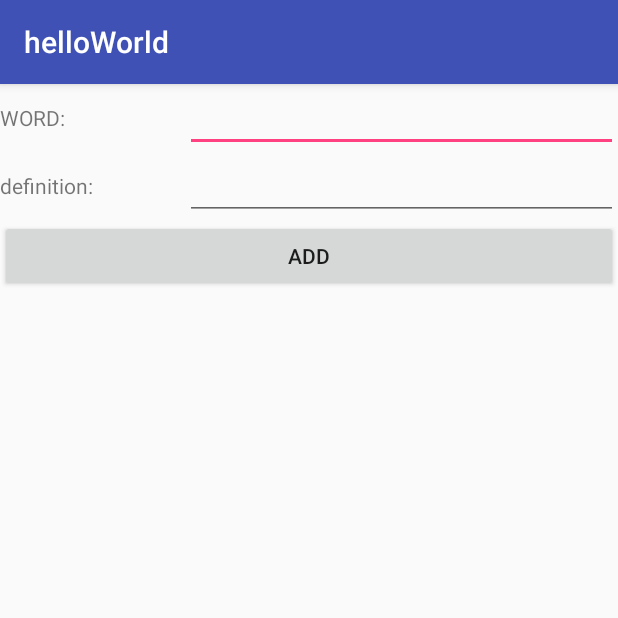
After one commit to soma612/SongdoIotAndroid, an Android app: the SQLiteDatabaseActivity screen opened directly, with no data from a screen before it, on a phone screen of 412 x 824 dp, the top half of it. The commit adds this screen. Run offline under Robolectric (Android 15) with nearby library versions, the phone set to English and light mode, and no system bars.

Commit message:
DB 및 센서리스트 호출

```diff
--- a/app/build.gradle
+++ b/app/build.gradle
@@ -20,11 +20,12 @@ android {
 }
 
 dependencies {
-    compile fileTree(dir: 'libs', include: ['*.jar'])
+    compile fileTree(include: ['*.jar'], dir: 'libs')
     androidTestCompile('com.android.support.test.espresso:espresso-core:2.2.2', {
         exclude group: 'com.android.support', module: 'support-annotations'
     })
     compile 'com.android.support:appcompat-v7:25.3.1'
     compile 'com.android.support.constraint:constraint-layout:1.0.0-alpha7'
+    compile 'com.google.android.gms:play-services:11.0.4'
     testCompile 'junit:junit:4.12'
 }
--- /dev/null
+++ b/app/src/main/java/net/iot/helloworld/Dictionary.java
@@ -0,0 +1,37 @@
+package net.iot.helloworld;
+
+import android.content.Context;
+import android.database.sqlite.SQLiteDatabase;
+import android.database.sqlite.SQLiteOpenHelper;
+
+public class Dictionary extends SQLiteOpenHelper {
+    public static final String DATABASE_NAME = "dictionary";
+    public static final int DATABASE_VERSION = 1;
+    public static final String TABLE_NAME = "voca";
+    public static final String WORD = "word";
+    public static final String DEFINITION = "definition";
+
+    public Dictionary(Context context) {
+        super(context, DATABASE_NAME, null, DATABASE_VERSION);
+    }
+
+    @Override
+    public void onCreate(SQLiteDatabase db) {
+        String sql = "create table " + TABLE_NAME + "(" +
+                "_id integer PRIMARY KEY autoincrement," + WORD + " text," + DEFINITION + " text)";
+        try {
+            db.execSQL(sql);
+        } catch (Exception e) {
+            e.printStackTrace();
+        }
+    }
+
+    @Override
+    public void onUpgrade(SQLiteDatabase db, int oldVersion, int newVersion) {
+        try{
+            db.execSQL("drop table if exists "+TABLE_NAME);
+        }catch(Exception e){e.printStackTrace();}
+        onCreate(db);
+
+    }
+}
--- /dev/null
+++ b/app/src/main/java/net/iot/helloworld/SQLiteDatabaseActivity.java
@@ -0,0 +1,108 @@
+package net.iot.helloworld;
+
+import android.content.ContentValues;
+import android.content.DialogInterface;
+import android.database.Cursor;
+import android.database.sqlite.SQLiteDatabase;
+import android.support.v7.app.AlertDialog;
+import android.support.v7.app.AppCompatActivity;
+import android.os.Bundle;
+import android.view.View;
+import android.widget.AdapterView;
+import android.widget.ArrayAdapter;
+import android.widget.EditText;
+import android.widget.ListView;
+import android.widget.Toast;
+
+import java.util.ArrayList;
+
+public class SQLiteDatabaseActivity extends AppCompatActivity {
+    ArrayList<Voca> vocaList = new ArrayList<Voca>();
+    class Voca{
+        int _id; String word; String definition;
+        Voca(int _id, String word, String definition){
+            this._id = _id; this.word = word; this.definition = definition;
+        }
+    }
+    @Override
+    protected void onCreate(Bundle savedInstanceState) {
+        super.onCreate(savedInstanceState);
+        setContentView(R.layout.activity_sqlite_database);
+        readDatabase();
+    }
+    public void addRecord(View view){
+        EditText wordText = (EditText)findViewById(R.id.word);
+        EditText definitionText = (EditText)findViewById(R.id.definition);
+        writeDatabase(wordText.getText().toString(), definitionText.getText().toString());
+        readDatabase();
+        wordText.setText("");
+        definitionText.setText("");
+    }
+    public void writeDatabase(String word,String definition) {
+        Dictionary dictionary = new Dictionary(SQLiteDatabaseActivity.this);
+        SQLiteDatabase db = dictionary.getWritableDatabase();
+        ContentValues values = new ContentValues();
+        values.put(Dictionary.WORD, word);
+        values.put(Dictionary.DEFINITION, definition);
+        db.insert(Dictionary.TABLE_NAME, null, values);
+    }
+    public void readDatabase(){
+        Dictionary dictionary = new Dictionary(SQLiteDatabaseActivity.this);
+        SQLiteDatabase db = dictionary.getReadableDatabase();
+        String sql = "select * from "+Dictionary.TABLE_NAME;
+        Cursor cursor  = db.rawQuery(sql,null);
+        vocaList.clear();
+        for(int i=0; i<cursor.getCount(); i++){
+            cursor.moveToNext();
+            int _id=cursor.getInt(0);
+            String word = cursor.getString(1);
+            String definition = cursor.getString(2);
+            vocaList.add(new Voca(_id, word, definition));
+        }
+        cursor.close();
+        String items[] = new String[vocaList.size()];
+        for (int i=0; i<vocaList.size(); i++){
+            items[i] = vocaList.get(i).word + " ("+vocaList.get(i).definition+")";
+        }
+        ArrayAdapter<String> adapter = new ArrayAdapter<String>(
+                SQLiteDatabaseActivity.this,android.R.layout.simple_list_item_1,items);
+        ListView listView = (ListView)findViewById(R.id.listview);
+        listView.setAdapter(adapter);
+        listView.setOnItemClickListener(new AdapterView.OnItemClickListener() {
+            @Override
+            public void onItemClick(AdapterView<?> parent, View view, int position, long id) {
+                Toast.makeText(SQLiteDatabaseActivity.this, position+"", Toast.LENGTH_SHORT).show();
+            }
+        });
+        listView.setOnItemLongClickListener(new AdapterView.OnItemLongClickListener() {
+            @Override
+            public boolean onItemLongClick(AdapterView<?> parent, View view, int position, long id) {
+                final int pos = position;//이부분 중요!!
+                AlertDialog.Builder dialog = new AlertDialog.Builder(SQLiteDatabaseActivity.this);
+                dialog.setMessage("해당 데이터를 삭제하시겠습니까?");
+                dialog.setPositiveButton("예", new DialogInterface.OnClickListener() {
+                    @Override
+                    public void onClick(DialogInterface dialog, int which) {
+                        removeDatabase(vocaList.get(pos)._id);
+                        readDatabase();
+                    }
+                });
+                dialog.setNegativeButton("아니오", new DialogInterface.OnClickListener() {
+                    @Override
+                    public void onClick(DialogInterface dialog, int which) {
+
+                    }
+                });
+                dialog.show();
+                return true;
+            }
+        });
+
+        }
+    public void removeDatabase(int _id){
+            Dictionary dictionary = new Dictionary(SQLiteDatabaseActivity.this);
+            SQLiteDatabase db = dictionary.getWritableDatabase();
+            String[] args = {_id+""};
+            db.delete(Dictionary.TABLE_NAME,"_id = ?",args);
+        }
+    }
--- /dev/null
+++ b/app/src/main/res/layout/activity_sqlite_database.xml
@@ -0,0 +1,54 @@
+<?xml version="1.0" encoding="utf-8"?>
+<LinearLayout xmlns:android="http://schemas.android.com/apk/res/android"
+    xmlns:app="http://schemas.android.com/apk/res-auto"
+    xmlns:tools="http://schemas.android.com/tools"
+    android:layout_width="match_parent"
+    android:layout_height="match_parent"
+    android:orientation="vertical"
+    tools:context="net.iot.helloworld.SQLiteDatabaseActivity">
+
+    <LinearLayout
+        android:layout_width="match_parent"
+        android:layout_height="wrap_content">
+        <TextView
+            android:layout_width="0dp"
+            android:layout_height="match_parent"
+            android:layout_weight="30"
+            android:gravity="center_vertical"
+            android:text="WORD:"/>
+        <EditText
+            android:id="@+id/word"
+            android:layout_width="0dp"
+            android:layout_height="match_parent"
+            android:layout_weight="70"/>
+    </LinearLayout>
+
+    <LinearLayout
+        android:layout_width="match_parent"
+        android:layout_height="wrap_content">
+
+        <TextView
+            android:layout_width="0dp"
+            android:layout_height="match_parent"
+            android:layout_weight="30"
+            android:gravity="center_vertical"
+            android:text="definition:"/>
+        <EditText
+            android:id="@+id/definition"
+            android:layout_width="0dp"
+            android:layout_height="match_parent"
+            android:layout_weight="70" />
+    </LinearLayout>
+
+    <Button
+        android:layout_width="match_parent"
+        android:layout_height="wrap_content"
+        android:text="ADD"
+        android:onClick="addRecord"/>
+
+    <ListView
+        android:id="@+id/listview"
+        android:layout_width="match_parent"
+        android:layout_height="match_parent"></ListView>
+
+</LinearLayout>
```
Also changed, not shown: app/src/main/AndroidManifest.xml (+25 -1 lines), app/src/main/java/net/iot/helloworld/GoogleMapActivity.java (added, +113 -0 lines), app/src/main/java/net/iot/helloworld/MainActivity.java (+20 -0 lines), app/src/main/java/net/iot/helloworld/SensorActivity.java (added, +57 -0 lines), app/src/main/res/layout/activity_google_map.xml (added, +16 -0 lines), app/src/main/res/layout/activity_main.xml (+21 -0 lines), app/src/main/res/layout/activity_sensor.xml (added, +13 -0 lines), 34 other files.
